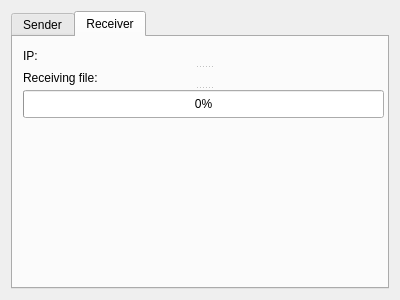
The window that sources/gui/icyus/form.ui (stryku/icyus) describes before a commit, drawn with Qt 5.
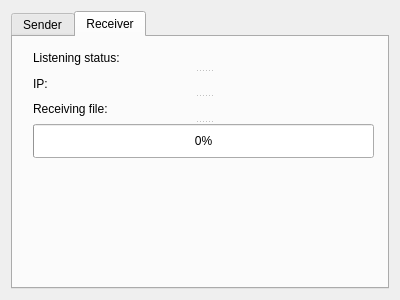
The same window after the commit. The open tabs and pages were chosen to show the change.

Diff of the .ui file:
```diff
--- a/sources/gui/icyus/form.ui
+++ b/sources/gui/icyus/form.ui
@@ -95,15 +95,20 @@
       <widget class="QSplitter" name="splitter_2">
        <property name="geometry">
         <rect>
-         <x>10</x>
+         <x>20</x>
          <y>10</y>
-         <width>361</width>
-         <height>71</height>
+         <width>341</width>
+         <height>111</height>
         </rect>
        </property>
        <property name="orientation">
         <enum>Qt::Vertical</enum>
        </property>
+       <widget class="QLabel" name="labelListeningStatus">
+        <property name="text">
+         <string>Listening status:</string>
+        </property>
+       </widget>
        <widget class="QLabel" name="labelReceiverIp">
         <property name="text">
          <string>IP: </string>
```
Left out of the diff: 2 changed lines with no effect on the pictures.
